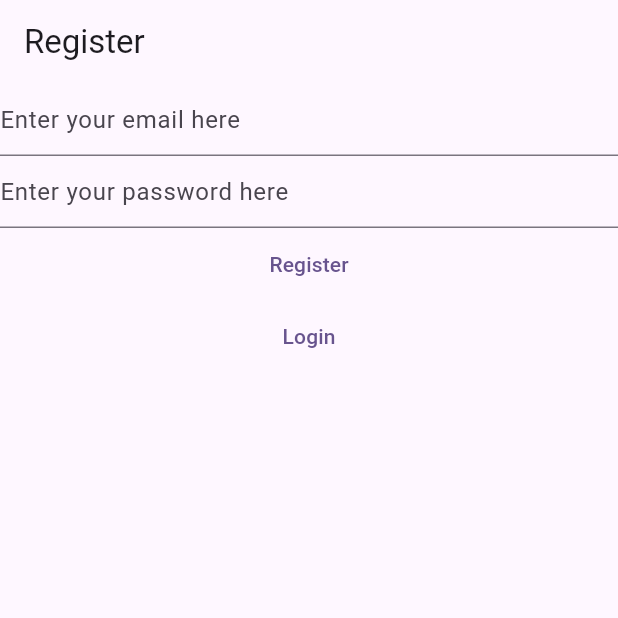
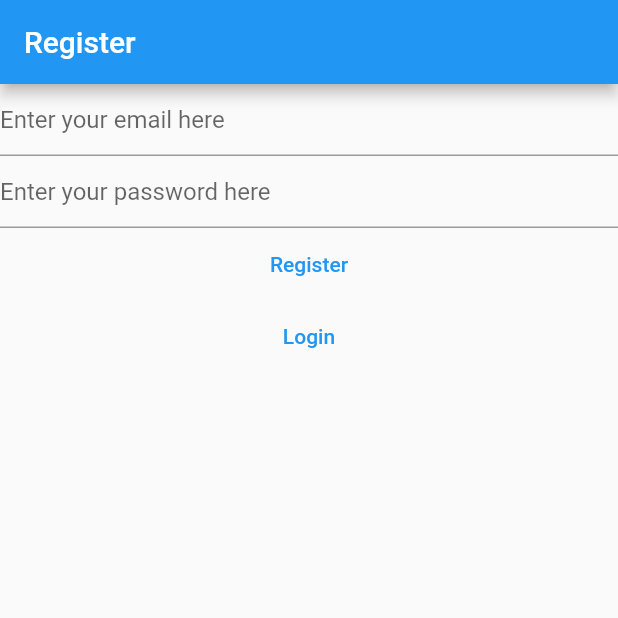
Before and after one commit to CofAndrea/mynotes, a Flutter app: the screen it shows after launch, after a tap on "Not registered yet?", on a phone screen of 412 x 824 dp, the top half of it. Run offline on Flutter 3.47's test engine with Material 2 defaults, Android fonts, the phone set to English and light mode, and no system bars; our stand-ins replace firebase_auth, firebase_core, sqflite; accounts and stored records are empty; network calls fail.

Commit message:
step-13.1

```diff
--- a/lib/constants/routes.dart
+++ b/lib/constants/routes.dart
@@ -2,3 +2,4 @@ const loginRoute = '/login/';
 const registerRoute = '/register/';
 const notesRoute = '/notes/';
 const verifyEmailRoute = '/verify-email/';
+const newNoteRoute = '/notes/new-note/';
--- a/lib/main.dart
+++ b/lib/main.dart
@@ -2,7 +2,8 @@ import 'package:flutter/material.dart';
 import 'package:mynotes/constants/routes.dart';
 import 'package:mynotes/services/auth/auth_service.dart';
 import 'package:mynotes/views/login_view.dart';
-import 'package:mynotes/views/notes_view.dart';
+import 'package:mynotes/views/notes/new_note_view.dart';
+import 'package:mynotes/views/notes/notes_view.dart';
 import 'package:mynotes/views/register_view.dart';
 import 'package:mynotes/views/verify_email_views.dart';
 
@@ -10,16 +11,14 @@ void main() {
   WidgetsFlutterBinding.ensureInitialized();
   runApp(MaterialApp(
       title: 'Flutter Demo',
-      theme: ThemeData(
-        colorScheme: ColorScheme.fromSeed(seedColor: Colors.deepPurple),
-        useMaterial3: true,
-      ),
+      theme: ThemeData(primarySwatch: Colors.blue),
       home: const HomePage(),
       routes: {
         loginRoute: (context) => const LoginView(),
         registerRoute: (context) => const RegisterView(),
         notesRoute: (context) => const NotesView(),
         verifyEmailRoute: (context) => const VerifyEmailView(),
+        newNoteRoute: (context) => const NewNoteView(),
       }));
 }
 
```
Also changed, not shown: lib/views/notes/new_note_view.dart (added, +20 -0 lines), lib/views/notes/notes_view.dart (renamed from lib/views/notes_view.dart, +6 -1 lines), 1 other file.
